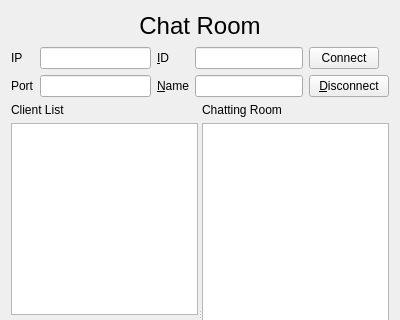
Qt form chatroomform.ui (ChunJeong27/CRMMiniProject) before a commit; both pictures show x 0 to 400 and y 0 to 320 of the 400 by 600 pixel window.
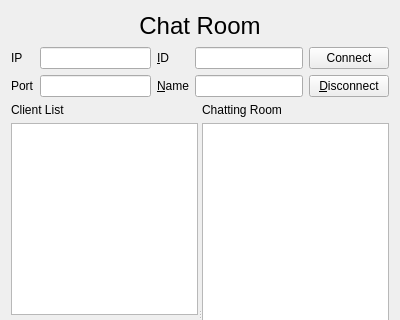
The same form after that commit.

The edit to the form file:
```diff
--- a/chatroomform.ui
+++ b/chatroomform.ui
@@ -95,6 +95,12 @@
       <layout class="QGridLayout" name="gridLayout">
        <item row="0" column="0">
         <widget class="QPushButton" name="actionPushButton">
+         <property name="minimumSize">
+          <size>
+           <width>80</width>
+           <height>0</height>
+          </size>
+         </property>
          <property name="maximumSize">
           <size>
            <width>70</width>
```
